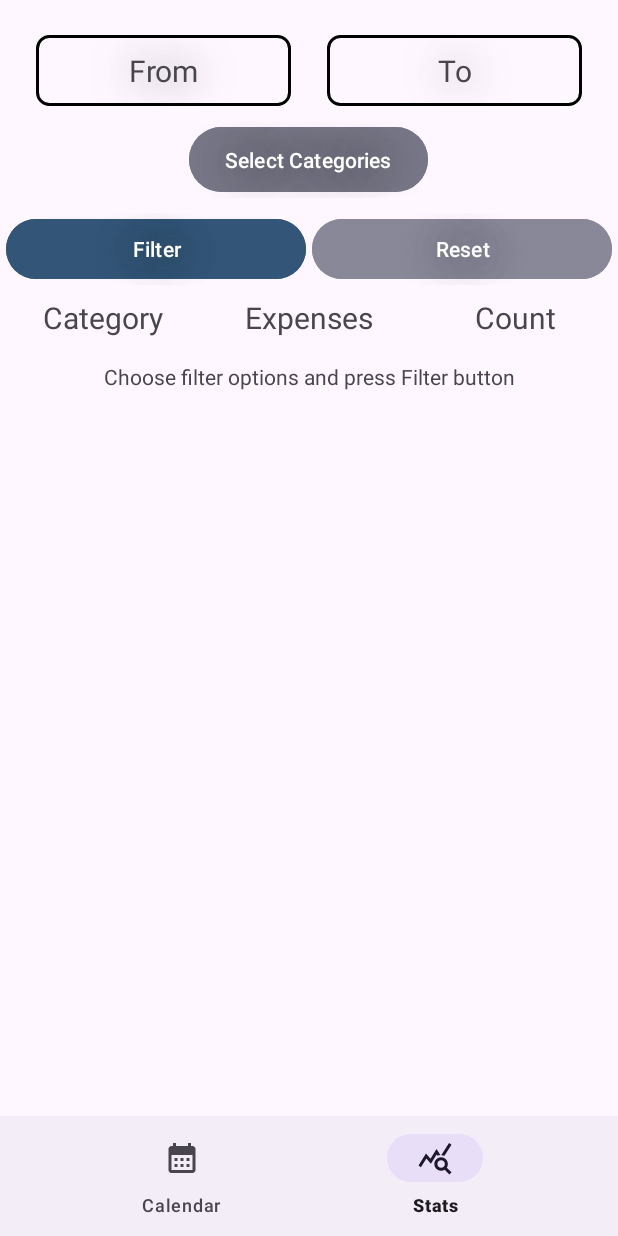
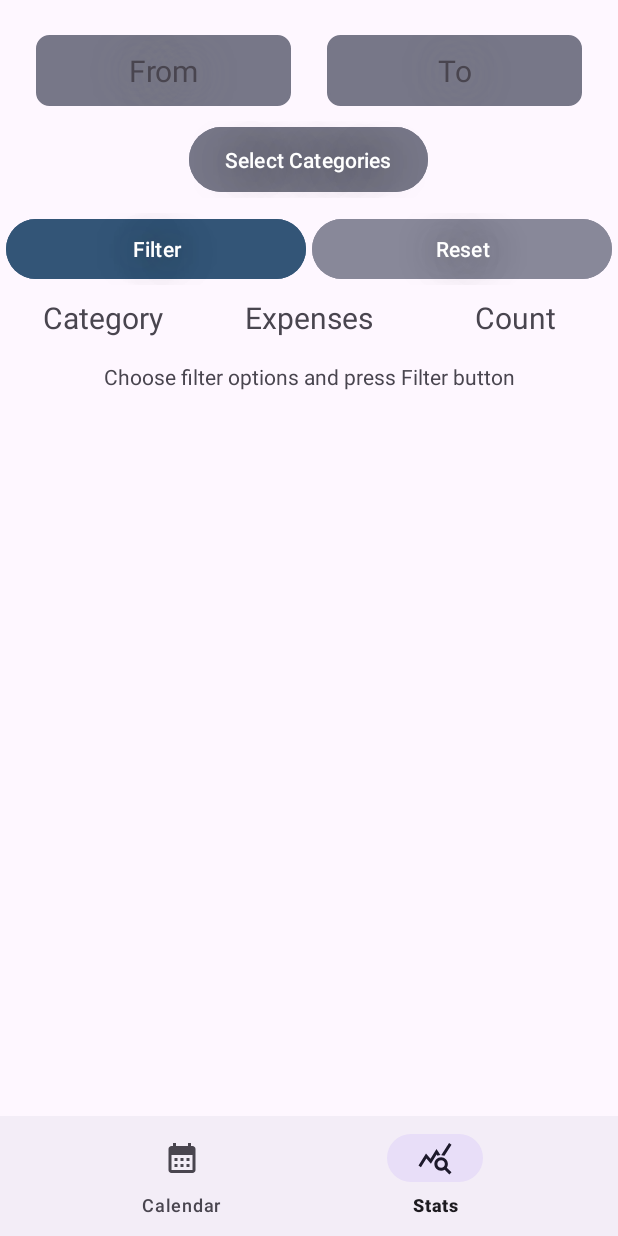
Before and after one commit to RichardFedak/tva, an Android app: the screen it shows after launch (MainActivity), item 2 of the bottom bar chosen, on a phone screen of 412 x 824 dp. Run offline under Robolectric (Android 15) with nearby library versions, the phone set to English and light mode, and no system bars; our stand-ins replace Room's generated code.

Commit message:
Fix From To buttons style

```diff
--- a/app/src/main/res/layout/fragment_stats.xml
+++ b/app/src/main/res/layout/fragment_stats.xml
@@ -27,6 +27,7 @@
             android:paddingBottom="10dp"
             android:layout_marginStart="24dp"
             android:layout_marginEnd="12dp"
+            android:backgroundTint="#777788"
             android:shadowDx="1"
             android:shadowDy="1"
             android:shadowRadius="32"
@@ -45,6 +46,7 @@
             android:paddingBottom="10dp"
             android:layout_marginStart="12dp"
             android:layout_marginEnd="24dp"
+            android:backgroundTint="#777788"
             android:shadowDx="1"
             android:shadowDy="1"
             android:shadowRadius="32"
```
